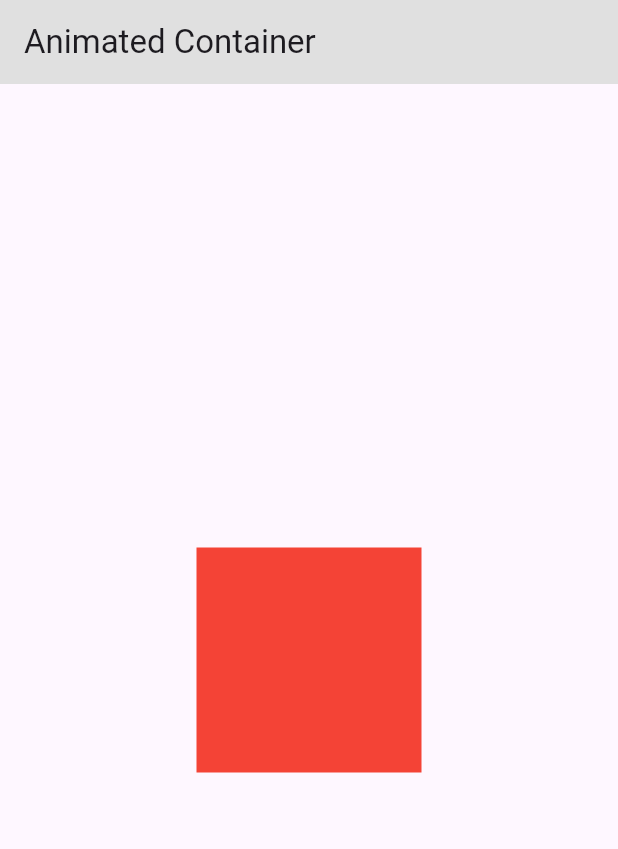
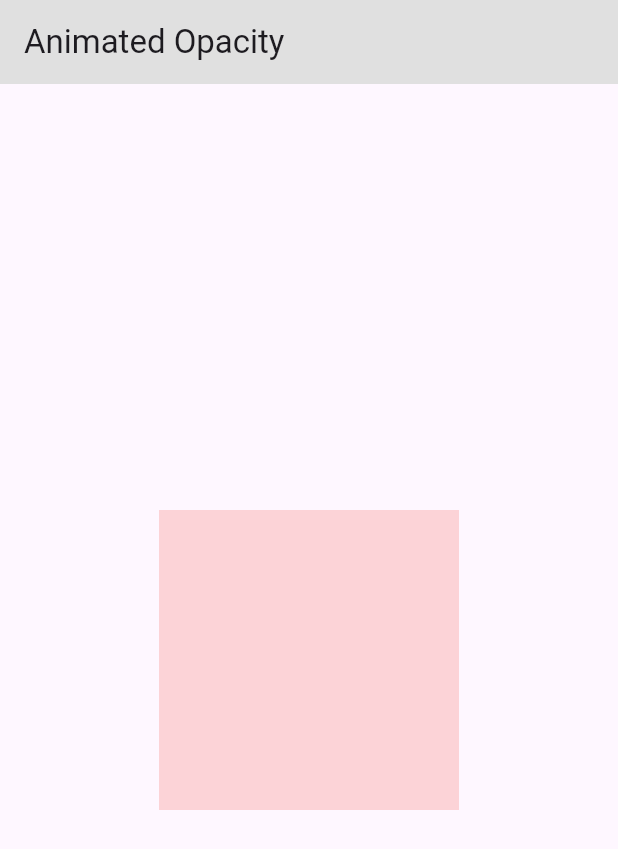
Before and after one commit to raihansikdar/flutter_animation_tutorial, a Flutter app: the screen it shows after launch, on a phone screen of 412 x 824 dp. Shown: the top 849 px of the screen. Run offline on Flutter 3.47's test engine with Material 3 defaults, Android fonts, the phone set to English and light mode, and no system bars.

Commit message:
add animated opacity

```diff
--- /dev/null
+++ b/lib/animated_opacity_screen.dart
@@ -0,0 +1,42 @@
+import 'package:flutter/material.dart';
+
+class AnimatedOpacityScreen extends StatefulWidget {
+  const AnimatedOpacityScreen({super.key});
+
+  @override
+  State<AnimatedOpacityScreen> createState() => _AnimatedOpacityScreenState();
+}
+
+class _AnimatedOpacityScreenState extends State<AnimatedOpacityScreen> {
+
+
+  bool isTap = false;
+
+  @override
+  Widget build(BuildContext context) {
+    return Scaffold(
+      appBar: AppBar(
+        title: const Text("Animated Opacity"),
+        backgroundColor: Colors.grey.shade300,
+      ),
+     body: Center(
+       child: GestureDetector(
+         onTap: (){
+           setState(() {
+             isTap = !isTap;
+           });
+         },
+         child: AnimatedOpacity(
+           opacity: isTap ? 1 : 0.2,
+           duration: const Duration(seconds: 3),
+           child: Container(
+             height: 200,
+             width: 200,
+             color: Colors.red,
+           ),
+         ),
+       ),
+     ),
+    );
+  }
+}
--- a/lib/main.dart
+++ b/lib/main.dart
@@ -1,5 +1,6 @@
 import 'package:flutter/material.dart';
 import 'package:flutter_animation_tutorial/animated_container_screen.dart';
+import 'package:flutter_animation_tutorial/animated_opacity_screen.dart';
 
 void main() {
   runApp(const MyApp());
@@ -17,7 +18,7 @@ class MyApp extends StatelessWidget {
         colorScheme: ColorScheme.fromSeed(seedColor: Colors.deepPurple),
         useMaterial3: true,
       ),
-      home: const AnimatedContainerScreen(),
+      home: const AnimatedOpacityScreen(),
     );
   }
 }
```
